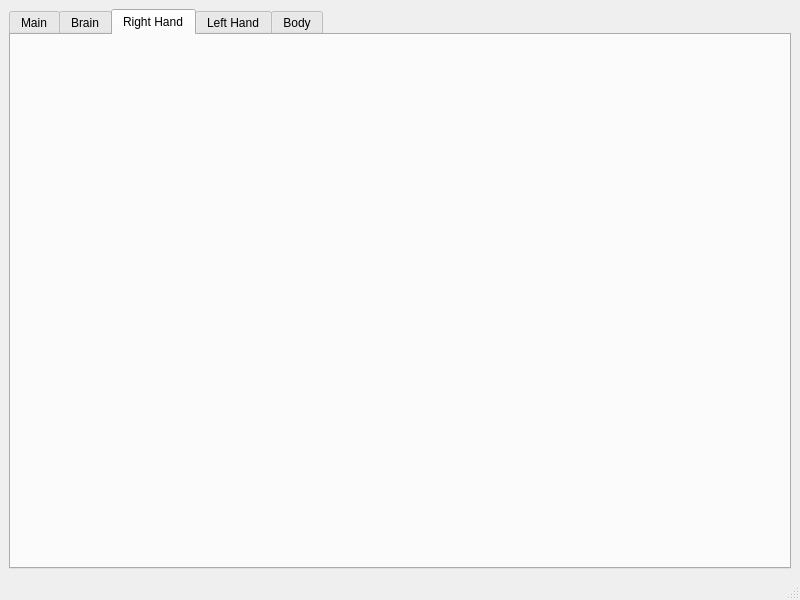
First picture: the form in meta_char_window.ui, repository mcgillij/qt_meta_char, before the edit.
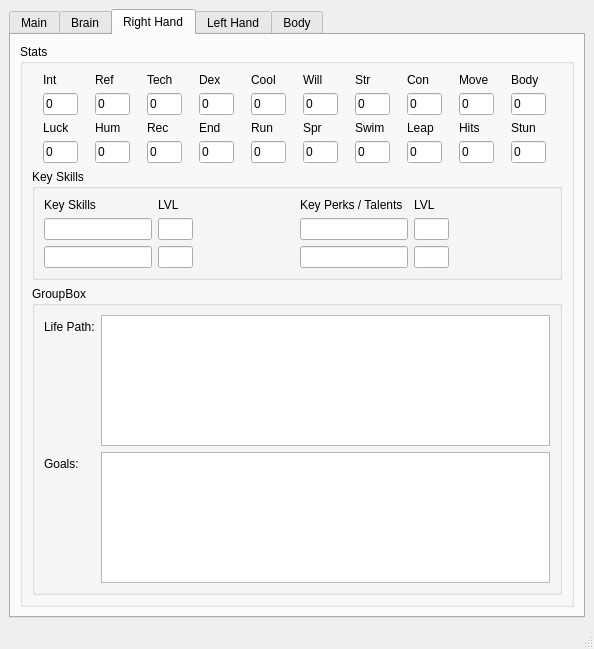
Second picture: the form after the edit. The open tabs and pages were chosen to show the change.

Commit message: adding functionality to the rest of the tabs

```diff
--- a/meta_char_window.ui
+++ b/meta_char_window.ui
@@ -6,8 +6,8 @@
    <rect>
     <x>0</x>
     <y>0</y>
-    <width>800</width>
-    <height>600</height>
+    <width>594</width>
+    <height>649</height>
    </rect>
   </property>
   <property name="windowTitle">
@@ -461,6 +461,799 @@
        <attribute name="title">
         <string>Right Hand</string>
        </attribute>
+       <layout class="QHBoxLayout" name="horizontalLayout_7">
+        <item>
+         <widget class="QGroupBox" name="groupBox_5">
+          <property name="title">
+           <string>Stats</string>
+          </property>
+          <layout class="QVBoxLayout" name="verticalLayout_2">
+           <item>
+            <layout class="QGridLayout" name="gridLayout_3">
+             <item row="2" column="4">
+              <widget class="QLabel" name="label_43">
+               <property name="text">
+                <string>Run</string>
+               </property>
+              </widget>
+             </item>
+             <item row="2" column="9">
+              <widget class="QLabel" name="label_44">
+               <property name="text">
+                <string>Stun</string>
+               </property>
+              </widget>
+             </item>
+             <item row="3" column="6">
+              <widget class="QLineEdit" name="lineRORHSwim">
+               <property name="minimumSize">
+                <size>
+                 <width>35</width>
+                 <height>22</height>
+                </size>
+               </property>
+               <property name="maximumSize">
+                <size>
+                 <width>35</width>
+                 <height>22</height>
+                </size>
+               </property>
+               <property name="text">
+                <string>0</string>
+               </property>
+               <property name="maxLength">
+                <number>3</number>
+               </property>
+               <property name="readOnly">
+                <bool>true</bool>
+               </property>
+              </widget>
+             </item>
+             <item row="2" column="2">
+              <widget class="QLabel" name="label_45">
+               <property name="text">
+                <string>Rec</string>
+               </property>
+              </widget>
+             </item>
+             <item row="1" column="2">
+              <widget class="QLineEdit" name="lineEditRHTech">
+               <property name="minimumSize">
+                <size>
+                 <width>35</width>
+                 <height>22</height>
+                </size>
+               </property>
+               <property name="maximumSize">
+                <size>
+                 <width>35</width>
+                 <height>22</height>
+                </size>
+               </property>
+               <property name="text">
+                <string>0</string>
+               </property>
+               <property name="maxLength">
+                <number>3</number>
+               </property>
+              </widget>
+             </item>
+             <item row="3" column="3">
+              <widget class="QLineEdit" name="lineRORHEnd">
+               <property name="minimumSize">
+                <size>
+                 <width>35</width>
+                 <height>22</height>
+                </size>
+               </property>
+               <property name="maximumSize">
+                <size>
+                 <width>35</width>
+                 <height>22</height>
+                </size>
+               </property>
+               <property name="text">
+                <string>0</string>
+               </property>
+               <property name="maxLength">
+                <number>3</number>
+               </property>
+               <property name="readOnly">
+                <bool>true</bool>
+               </property>
+              </widget>
+             </item>
+             <item row="3" column="9">
+              <widget class="QLineEdit" name="lineRORHStun">
+               <property name="minimumSize">
+                <size>
+                 <width>35</width>
+                 <height>22</height>
+                </size>
+               </property>
+               <property name="maximumSize">
+                <size>
+                 <width>35</width>
+                 <height>22</height>
+                </size>
+               </property>
+               <property name="text">
+                <string>0</string>
+               </property>
+               <property name="maxLength">
+                <number>3</number>
+               </property>
+               <property name="readOnly">
+                <bool>true</bool>
+               </property>
+              </widget>
+             </item>
+             <item row="1" column="0">
+              <widget class="QLineEdit" name="lineEditRHInt">
+               <property name="minimumSize">
+                <size>
+                 <width>35</width>
+                 <height>22</height>
+                </size>
+               </property>
+               <property name="maximumSize">
+                <size>
+                 <width>35</width>
+                 <height>22</height>
+                </size>
+               </property>
+               <property name="text">
+                <string>0</string>
+               </property>
+               <property name="maxLength">
+                <number>3</number>
+               </property>
+              </widget>
+             </item>
+             <item row="0" column="3">
+              <widget class="QLabel" name="label_46">
+               <property name="text">
+                <string>Dex</string>
+               </property>
+              </widget>
+             </item>
+             <item row="2" column="3">
+              <widget class="QLabel" name="label_47">
+               <property name="text">
+                <string>End</string>
+               </property>
+              </widget>
+             </item>
+             <item row="3" column="1">
+              <widget class="QLineEdit" name="lineRORHHum">
+               <property name="minimumSize">
+                <size>
+                 <width>35</width>
+                 <height>22</height>
+                </size>
+               </property>
+               <property name="maximumSize">
+                <size>
+                 <width>35</width>
+                 <height>22</height>
+                </size>
+               </property>
+               <property name="text">
+                <string>0</string>
+               </property>
+               <property name="maxLength">
+                <number>3</number>
+               </property>
+               <property name="readOnly">
+                <bool>true</bool>
+               </property>
+              </widget>
+             </item>
+             <item row="3" column="2">
+              <widget class="QLineEdit" name="lineRORHRec">
+               <property name="minimumSize">
+                <size>
+                 <width>35</width>
+                 <height>22</height>
+                </size>
+               </property>
+               <property name="maximumSize">
+                <size>
+                 <width>35</width>
+                 <height>22</height>
+                </size>
+               </property>
+               <property name="text">
+                <string>0</string>
+               </property>
+               <property name="maxLength">
+                <number>3</number>
+               </property>
+               <property name="readOnly">
+                <bool>true</bool>
+               </property>
+              </widget>
+             </item>
+             <item row="0" column="4">
+              <widget class="QLabel" name="label_48">
+               <property name="text">
+                <string>Cool</string>
+               </property>
+              </widget>
+             </item>
+             <item row="1" column="4">
+              <widget class="QLineEdit" name="lineEditRHCool">
+               <property name="minimumSize">
+                <size>
+                 <width>35</width>
+                 <height>22</height>
+                </size>
+               </property>
+               <property name="maximumSize">
+                <size>
+                 <width>35</width>
+                 <height>22</height>
+                </size>
+               </property>
+               <property name="text">
+                <string>0</string>
+               </property>
+               <property name="maxLength">
+                <number>3</number>
+               </property>
+              </widget>
+             </item>
+             <item row="2" column="6">
+              <widget class="QLabel" name="label_49">
+               <property name="text">
+                <string>Swim</string>
+               </property>
+              </widget>
+             </item>
+             <item row="3" column="8">
+              <widget class="QLineEdit" name="lineRORHHits">
+               <property name="minimumSize">
+                <size>
+                 <width>35</width>
+                 <height>22</height>
+                </size>
+               </property>
+               <property name="maximumSize">
+                <size>
+                 <width>35</width>
+                 <height>22</height>
+                </size>
+               </property>
+               <property name="text">
+                <string>0</string>
+               </property>
+               <property name="maxLength">
+                <number>3</number>
+               </property>
+               <property name="readOnly">
+                <bool>true</bool>
+               </property>
+              </widget>
+             </item>
+             <item row="1" column="5">
+              <widget class="QLineEdit" name="lineEditRHWill">
+               <property name="minimumSize">
+                <size>
+                 <width>35</width>
+                 <height>22</height>
+                </size>
+               </property>
+               <property name="maximumSize">
+                <size>
+                 <width>35</width>
+                 <height>22</height>
+                </size>
+               </property>
+               <property name="text">
+                <string>0</string>
+               </property>
+               <property name="maxLength">
+                <number>3</number>
+               </property>
+              </widget>
+             </item>
+             <item row="1" column="8">
+              <widget class="QLineEdit" name="lineEditRHMove">
+               <property name="minimumSize">
+                <size>
+                 <width>35</width>
+                 <height>22</height>
+                </size>
+               </property>
+               <property name="maximumSize">
+                <size>
+                 <width>35</width>
+                 <height>22</height>
+                </size>
+               </property>
+               <property name="text">
+                <string>0</string>
+               </property>
+               <property name="maxLength">
+                <number>3</number>
+               </property>
+              </widget>
+             </item>
+             <item row="1" column="1">
+              <widget class="QLineEdit" name="lineEditRHRef">
+               <property name="minimumSize">
+                <size>
+                 <width>35</width>
+                 <height>22</height>
+                </size>
+               </property>
+               <property name="maximumSize">
+                <size>
+                 <width>35</width>
+                 <height>22</height>
+                </size>
+               </property>
+               <property name="text">
+                <string>0</string>
+               </property>
+               <property name="maxLength">
+                <number>3</number>
+               </property>
+              </widget>
+             </item>
+             <item row="0" column="1">
+              <widget class="QLabel" name="label_50">
+               <property name="text">
+                <string>Ref</string>
+               </property>
+              </widget>
+             </item>
+             <item row="2" column="1">
+              <widget class="QLabel" name="label_51">
+               <property name="text">
+                <string>Hum</string>
+               </property>
+              </widget>
+             </item>
+             <item row="0" column="5">
+              <widget class="QLabel" name="label_52">
+               <property name="text">
+                <string>Will</string>
+               </property>
+              </widget>
+             </item>
+             <item row="0" column="2">
+              <widget class="QLabel" name="label_53">
+               <property name="text">
+                <string>Tech</string>
+               </property>
+              </widget>
+             </item>
+             <item row="1" column="7">
+              <widget class="QLineEdit" name="lineEditRHCon">
+               <property name="minimumSize">
+                <size>
+                 <width>35</width>
+                 <height>22</height>
+                </size>
+               </property>
+               <property name="maximumSize">
+                <size>
+                 <width>35</width>
+                 <height>22</height>
+                </size>
+               </property>
+               <property name="text">
+                <string>0</string>
+               </property>
+               <property name="maxLength">
+                <number>3</number>
+               </property>
+              </widget>
+             </item>
+             <item row="0" column="7">
+              <widget class="QLabel" name="label_54">
+               <property name="text">
+                <string>Con</string>
+               </property>
+              </widget>
+             </item>
+             <item row="1" column="9">
+              <widget class="QLineEdit" name="lineEditRHBody">
+               <property name="minimumSize">
+                <size>
+                 <width>35</width>
+                 <height>22</height>
+                </size>
+               </property>
+               <property name="maximumSize">
+                <size>
+                 <width>35</width>
+                 <height>22</height>
+                </size>
+               </property>
+               <property name="text">
+                <string>0</string>
+               </property>
+               <property name="maxLength">
+                <number>3</number>
+               </property>
+              </widget>
+             </item>
+             <item row="2" column="0">
+              <widget class="QLabel" name="label_55">
+               <property name="text">
+                <string>Luck</string>
+               </property>
+              </widget>
+             </item>
+             <item row="1" column="6">
+              <widget class="QLineEdit" name="lineEditRHStr">
+               <property name="minimumSize">
+                <size>
+                 <width>35</width>
+                 <height>22</height>
+                </size>
+               </property>
+               <property name="maximumSize">
+                <size>
+                 <width>35</width>
+                 <height>22</height>
+                </size>
+               </property>
+               <property name="text">
+                <string>0</string>
+               </property>
+               <property name="maxLength">
+                <number>3</number>
+               </property>
+              </widget>
+             </item>
+             <item row="0" column="8">
+              <widget class="QLabel" name="label_56">
+               <property name="text">
+                <string>Move</string>
+               </property>
+              </widget>
+             </item>
+             <item row="0" column="6">
+              <widget class="QLabel" name="label_57">
+               <property name="text">
+                <string>Str</string>
+               </property>
+              </widget>
+             </item>
+             <item row="3" column="5">
+              <widget class="QLineEdit" name="lineRORHSpr">
+               <property name="minimumSize">
+                <size>
+                 <width>35</width>
+                 <height>22</height>
+                </size>
+               </property>
+               <property name="maximumSize">
+                <size>
+                 <width>35</width>
+                 <height>22</height>
+                </size>
+               </property>
+               <property name="text">
+                <string>0</string>
+               </property>
+               <property name="maxLength">
+                <number>3</number>
+               </property>
+               <property name="readOnly">
+                <bool>true</bool>
+               </property>
+              </widget>
+             </item>
+             <item row="0" column="9">
+              <widget class="QLabel" name="label_58">
+               <property name="text">
+                <string>Body</string>
+               </property>
+              </widget>
+             </item>
+             <item row="3" column="0">
+              <widget class="QLineEdit" name="lineRORHLuck">
+               <property name="minimumSize">
+                <size>
+                 <width>35</width>
+                 <height>22</height>
+                </size>
+               </property>
+               <property name="maximumSize">
+                <size>
+                 <width>35</width>
+                 <height>22</height>
+                </size>
+               </property>
+               <property name="text">
+                <string>0</string>
+               </property>
+               <property name="maxLength">
+                <number>3</number>
+               </property>
+               <property name="readOnly">
+                <bool>true</bool>
+               </property>
+              </widget>
+             </item>
+             <item row="2" column="5">
+              <widget class="QLabel" name="label_59">
+               <property name="text">
+                <string>Spr</string>
+               </property>
+              </widget>
+             </item>
+             <item row="0" column="0">
+              <widget class="QLabel" name="label_60">
+               <property name="text">
+                <string>Int</string>
+               </property>
+              </widget>
+             </item>
+             <item row="3" column="7">
+              <widget class="QLineEdit" name="lineRORHLeap">
+               <property name="minimumSize">
+                <size>
+                 <width>35</width>
+                 <height>22</height>
+                </size>
+               </property>
+               <property name="maximumSize">
+                <size>
+                 <width>35</width>
+                 <height>22</height>
+                </size>
+               </property>
+               <property name="text">
+                <string>0</string>
+               </property>
+               <property name="maxLength">
+                <number>3</number>
+               </property>
+               <property name="readOnly">
+                <bool>true</bool>
+               </property>
+              </widget>
+             </item>
+             <item row="1" column="3">
+              <widget class="QLineEdit" name="lineEditRHDex">
+               <property name="minimumSize">
+                <size>
+                 <width>35</width>
+                 <height>22</height>
+                </size>
+               </property>
+               <property name="maximumSize">
+                <size>
+                 <width>35</width>
+                 <height>22</height>
+                </size>
+               </property>
+               <property name="text">
+                <string>0</string>
+               </property>
+               <property name="maxLength">
+                <number>3</number>
+               </property>
+              </widget>
+             </item>
+             <item row="2" column="7">
+              <widget class="QLabel" name="label_61">
+               <property name="text">
+                <string>Leap</string>
+               </property>
+              </widget>
+             </item>
+             <item row="3" column="4">
+              <widget class="QLineEdit" name="lineRORHRun">
+               <property name="minimumSize">
+                <size>
+                 <width>35</width>
+                 <height>22</height>
+                </size>
+               </property>
+               <property name="maximumSize">
+                <size>
+                 <width>35</width>
+                 <height>22</height>
+                </size>
+               </property>
+               <property name="text">
+                <string>0</string>
+               </property>
+               <property name="maxLength">
+                <number>3</number>
+               </property>
+               <property name="readOnly">
+                <bool>true</bool>
+               </property>
+              </widget>
+             </item>
+             <item row="2" column="8">
+              <widget class="QLabel" name="label_62">
+               <property name="text">
+                <string>Hits</string>
+               </property>
+              </widget>
+             </item>
+            </layout>
+           </item>
+           <item>
+            <widget class="QGroupBox" name="groupBox_6">
+             <property name="title">
+              <string>Key Skills</string>
+             </property>
+             <layout class="QHBoxLayout" name="horizontalLayout_6">
+              <item>
+               <layout class="QFormLayout" name="formLayout_4">
+                <property name="fieldGrowthPolicy">
+                 <enum>QFormLayout::ExpandingFieldsGrow</enum>
+                </property>
+                <item row="0" column="0">
+                 <widget class="QLabel" name="label_9">
+                  <property name="text">
+                   <string>Key Skills</string>
+                  </property>
+                 </widget>
+                </item>
+                <item row="0" column="1">
+                 <widget class="QLabel" name="label_10">
+                  <property name="text">
+                   <string>LVL</string>
+                  </property>
+                 </widget>
+                </item>
+                <item row="1" column="0">
+                 <widget class="QLineEdit" name="lineEditRHKSOne"/>
+                </item>
+                <item row="1" column="1">
+                 <widget class="QLineEdit" name="lineEditRHKSOneLVL">
+                  <property name="minimumSize">
+                   <size>
+                    <width>35</width>
+                    <height>22</height>
+                   </size>
+                  </property>
+                  <property name="maximumSize">
+                   <size>
+                    <width>35</width>
+                    <height>22</height>
+                   </size>
+                  </property>
+                  <property name="maxLength">
+                   <number>3</number>
+                  </property>
+                 </widget>
+                </item>
+                <item row="2" column="0">
+                 <widget class="QLineEdit" name="lineEditRHKSTwo"/>
+                </item>
+                <item row="2" column="1">
+                 <widget class="QLineEdit" name="lineEditRHKSTwoLVL">
+                  <property name="minimumSize">
+                   <size>
+                    <width>35</width>
+                    <height>22</height>
+                   </size>
+                  </property>
+                  <property name="maximumSize">
+                   <size>
+                    <width>35</width>
+                    <height>22</height>
+                   </size>
+                  </property>
+                  <property name="maxLength">
+                   <number>3</number>
+                  </property>
+                 </widget>
+                </item>
+               </layout>
+              </item>
+              <item>
+               <layout class="QFormLayout" name="formLayout_5">
+                <item row="0" column="0">
+                 <widget class="QLabel" name="label_11">
+                  <property name="text">
+                   <string>Key Perks / Talents</string>
+                  </property>
+                 </widget>
+                </item>
+                <item row="0" column="1">
+                 <widget class="QLabel" name="label_12">
+                  <property name="text">
+                   <string>LVL</string>
+                  </property>
+                 </widget>
+                </item>
+                <item row="3" column="0">
+                 <widget class="QLineEdit" name="lineEditRHKPTwo"/>
+                </item>
+                <item row="3" column="1">
+                 <widget class="QLineEdit" name="lineEditRHKPTwoLVL">
+                  <property name="minimumSize">
+                   <size>
+                    <width>35</width>
+                    <height>22</height>
+                   </size>
+                  </property>
+                  <property name="maximumSize">
+                   <size>
+                    <width>35</width>
+                    <height>22</height>
+                   </size>
+                  </property>
+                  <property name="maxLength">
+                   <number>3</number>
+                  </property>
+                 </widget>
+                </item>
+                <item row="2" column="0">
+                 <widget class="QLineEdit" name="lineEditRHKPOne"/>
+                </item>
+                <item row="2" column="1">
+                 <widget class="QLineEdit" name="lineEditRHKPOneLVL">
+                  <property name="minimumSize">
+                   <size>
+                    <width>35</width>
+                    <height>22</height>
+                   </size>
+                  </property>
+                  <property name="maximumSize">
+                   <size>
+                    <width>35</width>
+                    <height>22</height>
+                   </size>
+                  </property>
+                  <property name="maxLength">
+                   <number>3</number>
+                  </property>
+                 </widget>
+                </item>
+               </layout>
+              </item>
+             </layout>
+            </widget>
+           </item>
+           <item>
+            <widget class="QGroupBox" name="groupBox_7">
+             <property name="title">
+              <string>GroupBox</string>
+             </property>
+             <layout class="QFormLayout" name="formLayout_6">
+              <property name="fieldGrowthPolicy">
+               <enum>QFormLayout::ExpandingFieldsGrow</enum>
+              </property>
+              <item row="0" column="0">
+               <widget class="QLabel" name="label_13">
+                <property name="text">
+                 <string>Life Path:</string>
+                </property>
+               </widget>
+              </item>
+              <item row="1" column="0">
+               <widget class="QLabel" name="label_14">
+                <property name="text">
+                 <string>Goals:</string>
+                </property>
+               </widget>
+              </item>
+              <item row="1" column="1">
+               <widget class="QPlainTextEdit" name="plainTextEditRHLP"/>
+              </item>
+              <item row="0" column="1">
+               <widget class="QPlainTextEdit" name="plainTextEditRHGoals"/>
+              </item>
+             </layout>
+            </widget>
+           </item>
+          </layout>
+         </widget>
+        </item>
+       </layout>
       </widget>
       <widget class="QWidget" name="tab_4">
        <attribute name="title">
```
Left out of the diff: 1382 changed lines with no effect on the pictures. The commit also changes 3 other files.
